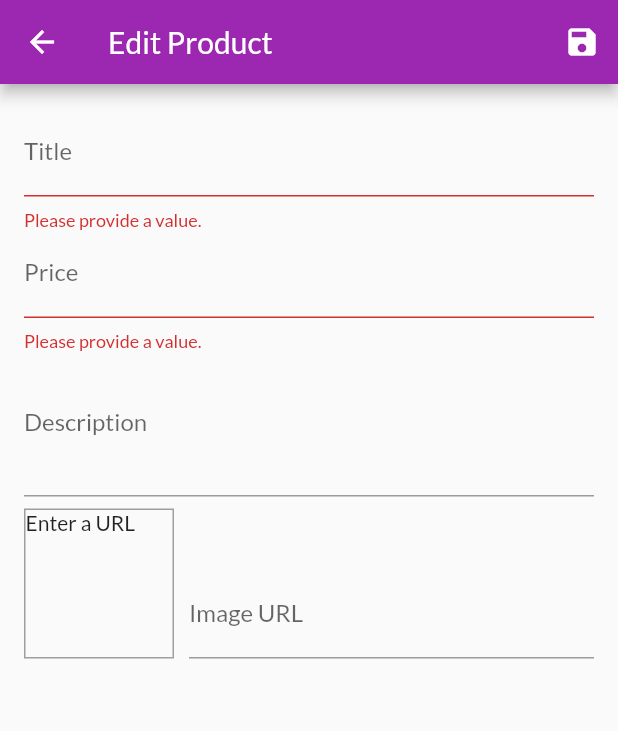
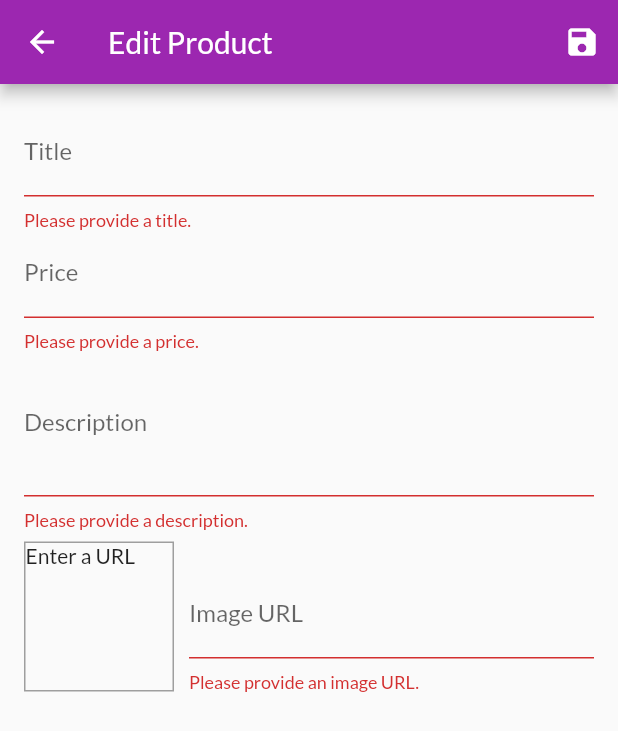
Before and after one commit to antoniocasto/my_shop, a Flutter app: the EditProductScreen screen opened by its route, after a tap on the "save" icon, on a phone screen of 412 x 824 dp. Shown: the top 731 px of the screen. Run offline on Flutter 3.47's test engine with Material 2 defaults, Android fonts, the phone set to English and light mode, and no system bars; network calls fail.

Commit message:
Chapter 9 - end of lesson 13 - Adding Validation to All Inputs

```diff
--- a/my_shop/lib/screens/edit_product_screen.dart
+++ b/my_shop/lib/screens/edit_product_screen.dart
@@ -45,6 +45,13 @@ class _EditProductScreenState extends State<EditProductScreen> {
   void _updateImageUrl() {
     if (!_imageUrlFocusNode.hasFocus) {
       //per far aggiornare l'immagine presa dall'url
+      if ((!_imageUrlController.text.startsWith('http') &&
+              !_imageUrlController.text.startsWith('https')) ||
+          (!_imageUrlController.text.endsWith('.png') &&
+              !_imageUrlController.text.endsWith('.jpg') &&
+              !_imageUrlController.text.endsWith('.jpeg'))) {
+        return;
+      }
       setState(() {});
     }
   }
@@ -99,7 +106,7 @@ class _EditProductScreenState extends State<EditProductScreen> {
                   validator: (value) {
                     //return null significa input corretto
                     if (value.isEmpty) {
-                      return 'Please provide a value.';
+                      return 'Please provide a title.';
                     }
                     return null;
                   },
@@ -125,7 +132,13 @@ class _EditProductScreenState extends State<EditProductScreen> {
                   validator: (value) {
                     //return null significa input corretto
                     if (value.isEmpty) {
-                      return 'Please provide a value.';
+                      return 'Please provide a price.';
+                    }
+                    if (double.tryParse(value) == null) {
+                      return 'Please enter a valid number.';
+                    }
+                    if (double.parse(value) <= 0) {
+                      return 'Please enter a number greater than zero.';
                     }
                     return null;
                   },
@@ -145,6 +158,16 @@ class _EditProductScreenState extends State<EditProductScreen> {
                     imageUrl: _editedProduct.imageUrl,
                     id: null,
                   ),
+                  validator: (value) {
+                    //return null significa input corretto
+                    if (value.isEmpty) {
+                      return 'Please provide a description.';
+                    }
+                    if (value.length < 10) {
+                      return 'Should be at least 10 characters long.';
+                    }
+                    return null;
+                  },
                 ),
                 Row(
                   crossAxisAlignment: CrossAxisAlignment.end,
@@ -186,6 +209,22 @@ class _EditProductScreenState extends State<EditProductScreen> {
                           imageUrl: value,
                           id: null,
                         ),
+                        validator: (value) {
+                          //return null significa input corretto
+                          if (value.isEmpty) {
+                            return 'Please provide an image URL.';
+                          }
+                          if (!value.startsWith('http') ||
+                              !value.startsWith('https')) {
+                            return 'Please enter a valid URL.';
+                          }
+                          if (!value.endsWith('.png') &&
+                              !value.endsWith('.jpg') &&
+                              !value.endsWith('.jpeg')) {
+                            return 'Please enter a valid image URL.';
+                          }
+                          return null;
+                        },
                       ),
                     ),
                   ],
```
